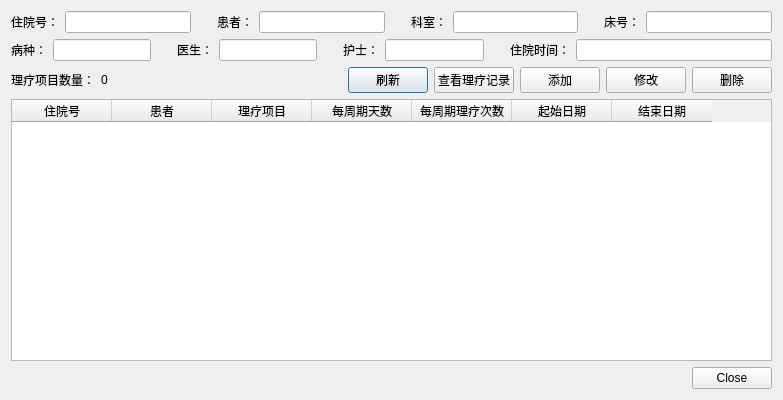
This is PhysioMgr/PsmDlgHospiPhysio.ui in yuylong/PhysioMgr as Qt 5 draws it before an edit. The edited form follows.
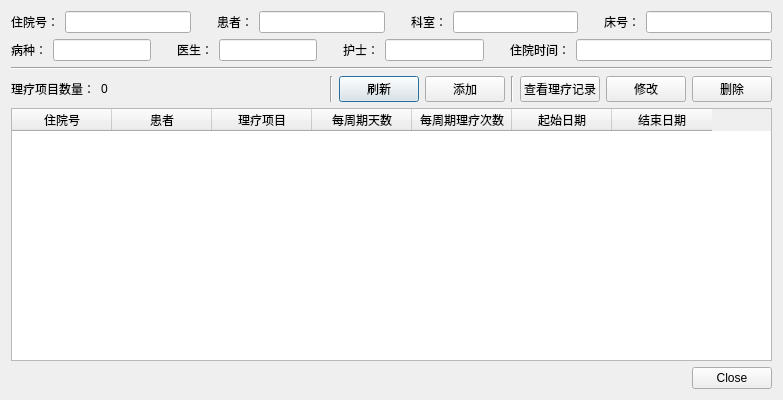
This is the edited form.

Commit message: Optimize the GUI operation for hospital physio list.

What changed in the file:
```diff
--- a/PhysioMgr/PsmDlgHospiPhysio.ui
+++ b/PhysioMgr/PsmDlgHospiPhysio.ui
@@ -231,7 +231,14 @@
     </layout>
    </item>
    <item>
-    <layout class="QHBoxLayout" name="horizontalLayout_3" stretch="0,1,0,0,0,0,0">
+    <widget class="Line" name="line_3">
+     <property name="orientation">
+      <enum>Qt::Horizontal</enum>
+     </property>
+    </widget>
+   </item>
+   <item>
+    <layout class="QHBoxLayout" name="horizontalLayout_3" stretch="0,1,0,0,0,0,0,0,0">
      <item>
       <widget class="QLabel" name="label_9">
        <property name="text">
@@ -246,17 +253,20 @@
        </property>
       </widget>
      </item>
+     <item>
+      <widget class="Line" name="line_2">
+       <property name="orientation">
+        <enum>Qt::Vertical</enum>
+       </property>
+      </widget>
+     </item>
      <item>
       <widget class="QPushButton" name="pbRefresh">
        <property name="text">
         <string>刷新</string>
        </property>
-      </widget>
-     </item>
-     <item>
-      <widget class="QPushButton" name="pbShowList">
-       <property name="text">
-        <string>查看理疗记录</string>
+       <property name="default">
+        <bool>true</bool>
        </property>
       </widget>
      </item>
@@ -267,6 +277,20 @@
        </property>
       </widget>
      </item>
+     <item>
+      <widget class="Line" name="line">
+       <property name="orientation">
+        <enum>Qt::Vertical</enum>
+       </property>
+      </widget>
+     </item>
+     <item>
+      <widget class="QPushButton" name="pbShowList">
+       <property name="text">
+        <string>查看理疗记录</string>
+       </property>
+      </widget>
+     </item>
      <item>
       <widget class="QPushButton" name="pbUpdate">
        <property name="text">
```
Left out of the diff: 2 changed lines with no effect on the pictures. The commit also changes 4 other files.
